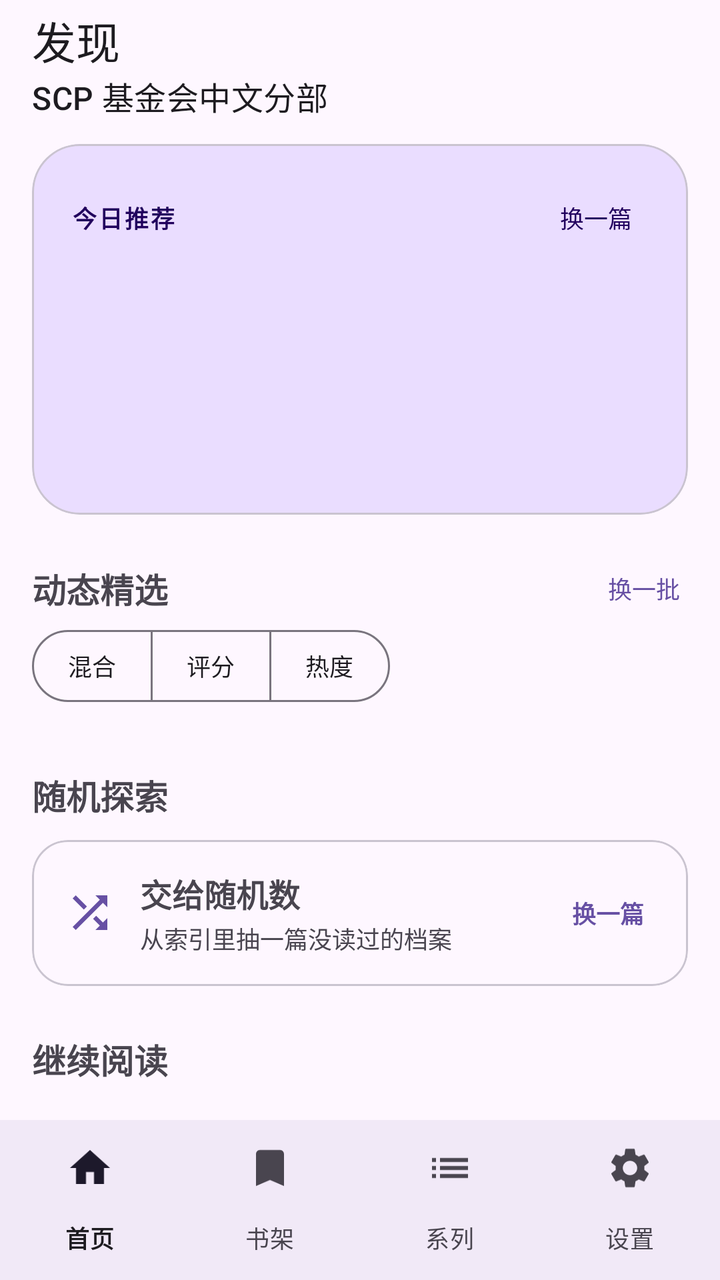
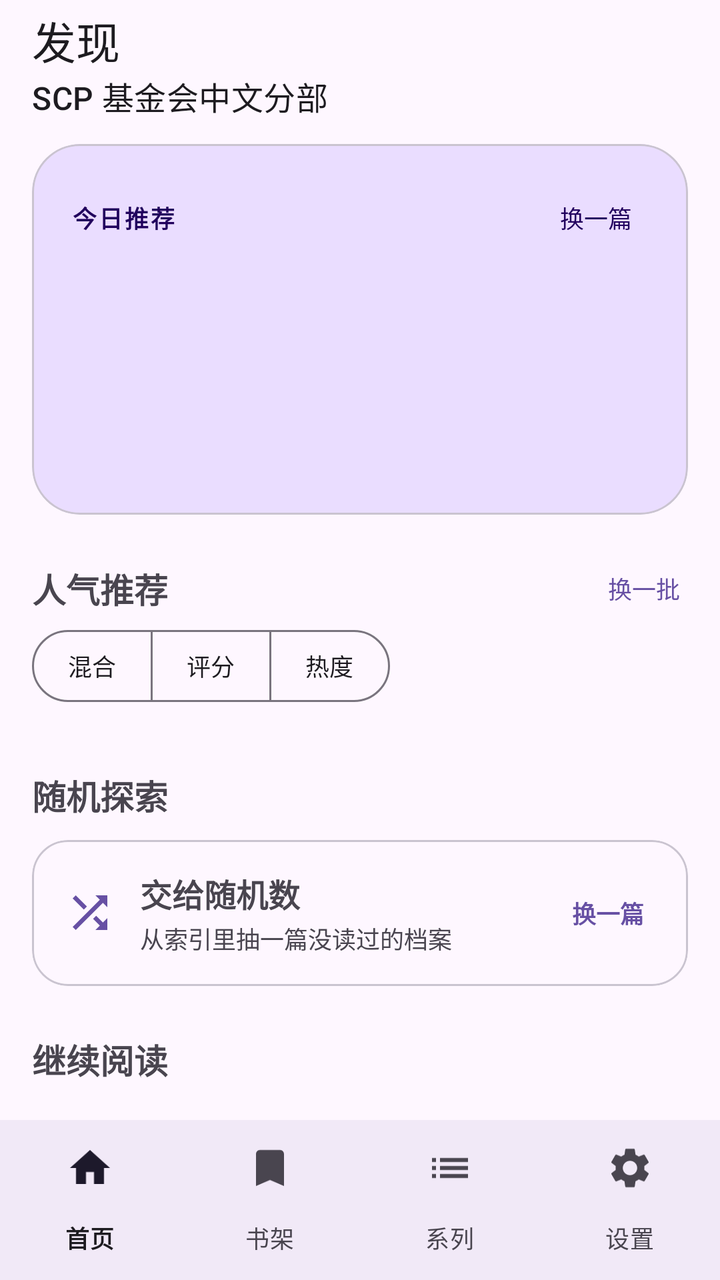

Before-and-after screenshots of an Android layout around one commit, followed by the original layout XML and the change that was made.
<!-- AndroidManifest.xml: application theme Theme.ScpArchive -->
<!-- res/layout/activity_home.xml -->
<?xml version="1.0" encoding="utf-8"?>
<LinearLayout xmlns:android="http://schemas.android.com/apk/res/android"
    xmlns:app="http://schemas.android.com/apk/res-auto"
    android:id="@+id/root"
    android:layout_width="match_parent"
    android:layout_height="match_parent"
    android:orientation="vertical">

    <com.google.android.material.appbar.MaterialToolbar
        android:id="@+id/toolbar"
        android:layout_width="match_parent"
        android:layout_height="?attr/actionBarSize"
        android:background="?attr/colorSurface"
        app:subtitle="SCP 基金会中文分部"
        app:title="发现" />

    <com.google.android.material.progressindicator.LinearProgressIndicator
        android:id="@+id/home_loading"
        android:layout_width="match_parent"
        android:layout_height="wrap_content"
        android:indeterminate="true"
        android:visibility="gone"
        app:trackThickness="2dp" />

    <androidx.core.widget.NestedScrollView
        android:id="@+id/home_scroll"
        android:layout_width="match_parent"
        android:layout_height="0dp"
        android:layout_weight="1"
        android:fillViewport="true"
        android:scrollbars="none">

        <LinearLayout
            android:id="@+id/home_content"
            android:layout_width="match_parent"
            android:layout_height="wrap_content"
            android:orientation="vertical"
            android:paddingStart="16dp"
            android:paddingTop="8dp"
            android:paddingEnd="16dp"
            android:paddingBottom="28dp">

            <com.google.android.material.card.MaterialCardView
                android:id="@+id/hero_card"
                android:layout_width="match_parent"
                android:layout_height="wrap_content"
                android:clickable="true"
                android:focusable="true"
                app:cardBackgroundColor="?attr/colorPrimaryContainer"
                app:cardCornerRadius="24dp"
                app:cardElevation="0dp">

                <LinearLayout
                    android:layout_width="match_parent"
                    android:layout_height="wrap_content"
                    android:orientation="vertical"
                    android:padding="20dp">

                    <LinearLayout
                        android:layout_width="match_parent"
                        android:layout_height="wrap_content"
                        android:gravity="center_vertical"
                        android:orientation="horizontal">

                        <TextView
                            android:id="@+id/hero_label"
                            android:layout_width="wrap_content"
                            android:layout_height="wrap_content"
                            android:letterSpacing="0.08"
                            android:text="今日推荐"
                            android:textColor="?attr/colorOnPrimaryContainer"
                            android:textSize="12sp"
                            android:textStyle="bold" />

                        <Space
                            android:layout_width="0dp"
                            android:layout_height="0dp"
                            android:layout_weight="1" />

                        <TextView
                            android:id="@+id/hero_shuffle"
                            android:layout_width="wrap_content"
                            android:layout_height="wrap_content"
                            android:background="?attr/selectableItemBackgroundBorderless"
                            android:padding="8dp"
                            android:text="换一篇"
                            android:textColor="?attr/colorOnPrimaryContainer"
                            android:textSize="12sp" />
                    </LinearLayout>

                    <TextView
                        android:id="@+id/hero_title"
                        android:layout_width="match_parent"
                        android:layout_height="wrap_content"
                        android:layout_marginTop="10dp"
                        android:maxLines="2"
                        android:textColor="?attr/colorOnPrimaryContainer"
                        android:textSize="30sp"
                        android:textStyle="bold" />

                    <TextView
                        android:id="@+id/hero_tagline"
                        android:layout_width="match_parent"
                        android:layout_height="wrap_content"
                        android:layout_marginTop="8dp"
                        android:lineSpacingExtra="3dp"
                        android:textColor="?attr/colorOnPrimaryContainer"
                        android:textSize="14sp" />

                    <TextView
                        android:id="@+id/hero_meta"
                        android:layout_width="match_parent"
                        android:layout_height="wrap_content"
                        android:layout_marginTop="18dp"
                        android:alpha="0.72"
                        android:textColor="?attr/colorOnPrimaryContainer"
                        android:textSize="12sp" />
                </LinearLayout>
            </com.google.android.material.card.MaterialCardView>

            <LinearLayout
                android:id="@+id/section_recommended"
                android:layout_width="match_parent"
                android:layout_height="wrap_content"
                android:layout_marginTop="24dp"
                android:orientation="vertical">

                <LinearLayout
                    android:layout_width="match_parent"
                    android:layout_height="wrap_content"
                    android:gravity="center_vertical"
                    android:orientation="horizontal">

                    <TextView
                        android:layout_width="wrap_content"
                        android:layout_height="wrap_content"
                        android:text="动态精选"
                        android:textSize="17sp"
                        android:textStyle="bold" />

                    <Space
                        android:layout_width="0dp"
                        android:layout_height="0dp"
                        android:layout_weight="1" />

                    <TextView
                        android:id="@+id/recommend_shuffle"
                        android:layout_width="wrap_content"
                        android:layout_height="wrap_content"
                        android:background="?attr/selectableItemBackground"
                        android:paddingLeft="12dp"
                        android:paddingTop="4dp"
                        android:paddingRight="4dp"
                        android:paddingBottom="4dp"
                        android:text="换一批"
                        android:textColor="?attr/colorPrimary"
                        android:textSize="12sp" />
                </LinearLayout>

                <com.google.android.material.button.MaterialButtonToggleGroup
                    android:id="@+id/recommend_modes"
                    android:layout_width="wrap_content"
                    android:layout_height="wrap_content"
                    android:layout_marginTop="8dp"
                    app:selectionRequired="true"
                    app:singleSelection="true">

                    <com.google.android.material.button.MaterialButton
                        android:id="@+id/recommend_mode_mixed"
                        style="?attr/materialButtonOutlinedStyle"
                        android:layout_width="wrap_content"
                        android:layout_height="36dp"
                        android:insetTop="0dp"
                        android:insetBottom="0dp"
                        android:minWidth="0dp"
                        android:paddingLeft="18dp"
                        android:paddingRight="18dp"
                        android:text="混合"
                        android:textSize="12sp" />

                    <com.google.android.material.button.MaterialButton
                        android:id="@+id/recommend_mode_rating"
                        style="?attr/materialButtonOutlinedStyle"
                        android:layout_width="wrap_content"
                        android:layout_height="36dp"
                        android:insetTop="0dp"
                        android:insetBottom="0dp"
                        android:minWidth="0dp"
                        android:paddingLeft="18dp"
                        android:paddingRight="18dp"
                        android:text="评分"
                        android:textSize="12sp" />

                    <com.google.android.material.button.MaterialButton
                        android:id="@+id/recommend_mode_heat"
                        style="?attr/materialButtonOutlinedStyle"
                        android:layout_width="wrap_content"
                        android:layout_height="36dp"
                        android:insetTop="0dp"
                        android:insetBottom="0dp"
                        android:minWidth="0dp"
                        android:paddingLeft="18dp"
                        android:paddingRight="18dp"
                        android:text="热度"
                        android:textSize="12sp" />
                </com.google.android.material.button.MaterialButtonToggleGroup>
                <HorizontalScrollView
                    android:layout_width="match_parent"
                    android:layout_height="wrap_content"
                    android:layout_marginTop="10dp"
                    android:clipToPadding="false"
                    android:scrollbars="none">

                    <LinearLayout
                        android:id="@+id/recommended_row"
                        android:layout_width="wrap_content"
                        android:layout_height="wrap_content"
                        android:orientation="horizontal" />
                </HorizontalScrollView>
            </LinearLayout>

            <LinearLayout
                android:id="@+id/section_random"
                android:layout_width="match_parent"
                android:layout_height="wrap_content"
                android:layout_marginTop="24dp"
                android:orientation="vertical">

                <TextView
                    android:layout_width="match_parent"
                    android:layout_height="wrap_content"
                    android:text="随机探索"
                    android:textSize="17sp"
                    android:textStyle="bold" />

                <com.google.android.material.card.MaterialCardView
                    android:id="@+id/random_card"
                    android:layout_width="match_parent"
                    android:layout_height="wrap_content"
                    android:layout_marginTop="10dp"
                    android:clickable="true"
                    android:focusable="true"
                    app:cardCornerRadius="18dp"
                    app:cardElevation="0dp"
                    app:strokeColor="?attr/colorOutlineVariant"
                    app:strokeWidth="1dp">

                    <LinearLayout
                        android:layout_width="match_parent"
                        android:layout_height="wrap_content"
                        android:gravity="center_vertical"
                        android:orientation="horizontal"
                        android:paddingStart="16dp"
                        android:paddingTop="15dp"
                        android:paddingEnd="12dp"
                        android:paddingBottom="15dp">

                        <ImageView
                            android:layout_width="26dp"
                            android:layout_height="26dp"
                            android:contentDescription="@null"
                            android:src="@drawable/ic_shuffle"
                            app:tint="?attr/colorPrimary" />

                        <LinearLayout
                            android:layout_width="0dp"
                            android:layout_height="wrap_content"
                            android:layout_marginStart="12dp"
                            android:layout_weight="1"
                            android:orientation="vertical">

                            <TextView
                                android:id="@+id/random_title"
                                android:layout_width="match_parent"
                                android:layout_height="wrap_content"
                                android:ellipsize="end"
                                android:maxLines="1"
                                android:text="交给随机数"
                                android:textSize="16sp"
                                android:textStyle="bold" />

                            <TextView
                                android:id="@+id/random_meta"
                                android:layout_width="match_parent"
                                android:layout_height="wrap_content"
                                android:layout_marginTop="2dp"
                                android:ellipsize="end"
                                android:maxLines="1"
                                android:text="从索引里抽一篇没读过的档案"
                                android:textColor="?attr/colorOnSurfaceVariant"
                                android:textSize="12sp" />
                        </LinearLayout>

                        <TextView
                            android:id="@+id/random_shuffle"
                            android:layout_width="wrap_content"
                            android:layout_height="wrap_content"
                            android:background="?attr/selectableItemBackgroundBorderless"
                            android:padding="10dp"
                            android:text="换一篇"
                            android:textColor="?attr/colorPrimary"
                            android:textSize="12sp"
                            android:textStyle="bold" />
                    </LinearLayout>
                </com.google.android.material.card.MaterialCardView>
            </LinearLayout>

            <LinearLayout
                android:id="@+id/section_continue"
                android:layout_width="match_parent"
                android:layout_height="wrap_content"
                android:layout_marginTop="24dp"
                android:orientation="vertical">

                <TextView
                    android:layout_width="match_parent"
                    android:layout_height="wrap_content"
                    android:text="继续阅读"
                    android:textSize="17sp"
                    android:textStyle="bold" />

                
                <HorizontalScrollView
                    android:layout_width="match_parent"
                    android:layout_height="wrap_content"
                    android:layout_marginTop="10dp"
                    android:clipToPadding="false"
                    android:scrollbars="none">

                    <LinearLayout
                        android:id="@+id/continue_row"
                        android:layout_width="wrap_content"
                        android:layout_height="wrap_content"
                        android:orientation="horizontal" />
                </HorizontalScrollView>
            </LinearLayout>

            <LinearLayout
                android:id="@+id/section_top_rated"
                android:layout_width="match_parent"
                android:layout_height="wrap_content"
                android:layout_marginTop="24dp"
                android:orientation="vertical">

                <LinearLayout
                    android:layout_width="match_parent"
                    android:layout_height="wrap_content"
                    android:gravity="center_vertical"
                    android:orientation="horizontal">

                    <TextView
                        android:layout_width="wrap_content"
                        android:layout_height="wrap_content"
                        android:text="高分条目"
                        android:textSize="17sp"
                        android:textStyle="bold" />

                    <Space
                        android:layout_width="0dp"
                        android:layout_height="0dp"
                        android:layout_weight="1" />

                    <TextView
                        android:id="@+id/top_rated_source"
                        android:layout_width="wrap_content"
                        android:layout_height="wrap_content"
                        android:textColor="?attr/colorOnSurfaceVariant"
                        android:textSize="11sp" />
                </LinearLayout>

                
                <HorizontalScrollView
                    android:layout_width="match_parent"
                    android:layout_height="wrap_content"
                    android:layout_marginTop="10dp"
                    android:clipToPadding="false"
                    android:scrollbars="none">

                    <LinearLayout
                        android:id="@+id/top_rated_row"
                        android:layout_width="wrap_content"
                        android:layout_height="wrap_content"
                        android:orientation="horizontal" />
                </HorizontalScrollView>
            </LinearLayout>

            <LinearLayout
                android:id="@+id/section_recent"
                android:layout_width="match_parent"
                android:layout_height="wrap_content"
                android:layout_marginTop="24dp"
                android:orientation="vertical">

                <LinearLayout
                    android:layout_width="match_parent"
                    android:layout_height="wrap_content"
                    android:gravity="center_vertical"
                    android:orientation="horizontal">

                    <TextView
                        android:layout_width="wrap_content"
                        android:layout_height="wrap_content"
                        android:text="最近更新"
                        android:textSize="17sp"
                        android:textStyle="bold" />

                    <Space
                        android:layout_width="0dp"
                        android:layout_height="0dp"
                        android:layout_weight="1" />

                    <TextView
                        android:id="@+id/recent_source"
                        android:layout_width="wrap_content"
                        android:layout_height="wrap_content"
                        android:textColor="?attr/colorOnSurfaceVariant"
                        android:textSize="11sp" />
                </LinearLayout>

                <LinearLayout
                    android:id="@+id/recent_list"
                    android:layout_width="match_parent"
                    android:layout_height="wrap_content"
                    android:layout_marginTop="4dp"
                    android:orientation="vertical" />
            </LinearLayout>

            <View
                android:layout_width="match_parent"
                android:layout_height="1dp"
                android:layout_marginTop="28dp"
                android:background="?attr/colorOutlineVariant" />

            <LinearLayout
                android:layout_width="match_parent"
                android:layout_height="wrap_content"
                android:layout_marginTop="16dp"
                android:gravity="center_vertical"
                android:orientation="horizontal">

                <TextView
                    android:id="@+id/stat_catalog"
                    android:layout_width="wrap_content"
                    android:layout_height="wrap_content"
                    android:textColor="?attr/colorOnSurfaceVariant"
                    android:textSize="12sp" />

                <TextView
                    android:layout_width="wrap_content"
                    android:layout_height="wrap_content"
                    android:paddingStart="8dp"
                    android:paddingEnd="8dp"
                    android:text="·"
                    android:textColor="?attr/colorOnSurfaceVariant"
                    android:textSize="12sp" />

                <TextView
                    android:id="@+id/stat_favorites"
                    android:layout_width="wrap_content"
                    android:layout_height="wrap_content"
                    android:textColor="?attr/colorOnSurfaceVariant"
                    android:textSize="12sp" />

                <TextView
                    android:layout_width="wrap_content"
                    android:layout_height="wrap_content"
                    android:paddingStart="8dp"
                    android:paddingEnd="8dp"
                    android:text="·"
                    android:textColor="?attr/colorOnSurfaceVariant"
                    android:textSize="12sp" />

                <TextView
                    android:id="@+id/stat_history"
                    android:layout_width="wrap_content"
                    android:layout_height="wrap_content"
                    android:textColor="?attr/colorOnSurfaceVariant"
                    android:textSize="12sp" />
            </LinearLayout>

            <TextView
                android:layout_width="match_parent"
                android:layout_height="wrap_content"
                android:layout_marginTop="10dp"
                android:text="内容来自 SCP 基金会中文分部，阅读器仅作离线缓存。"
                android:textColor="?attr/colorOnSurfaceVariant"
                android:textSize="11sp" />
        </LinearLayout>
    </androidx.core.widget.NestedScrollView>

    <com.google.android.material.bottomnavigation.BottomNavigationView
        android:id="@+id/bottom_nav"
        android:layout_width="match_parent"
        android:layout_height="wrap_content"
        android:background="?attr/colorSurface"
        app:labelVisibilityMode="labeled"
        app:menu="@menu/menu_bottom" />
</LinearLayout>
<!-- resources referenced by this layout -->
<resources>
  <!-- drawable ic_shuffle (drawable) -->
  <vector xmlns:android="http://schemas.android.com/apk/res/android"
      android:width="24dp"
      android:height="24dp"
      android:viewportWidth="24"
      android:viewportHeight="24">
      <path
          android:fillColor="#FF000000"
          android:pathData="M10.59,9.17L5.41,4 4,5.41l5.17,5.17 1.42,-1.41zM14.5,4l2.04,2.04L4,18.59 5.41,20 17.96,7.46 20,9.5V4h-5.5zM14.83,13.41l-1.41,1.41 3.13,3.13L14.5,20H20v-5.5l-2.04,2.04 -3.13,-3.13z" />
  </vector>
  <style name="Theme.ScpArchive" parent="Theme.Material3.DayNight.NoActionBar" />
</resources>

<!-- the commit's change to res/layout/activity_home.xml (unified diff, before → after) -->
@@ -134,7 +134,7 @@
                     <TextView
                         android:layout_width="wrap_content"
                         android:layout_height="wrap_content"
-                        android:text="动态精选"
+                        android:text="人气推荐"
                         android:textSize="17sp"
                         android:textStyle="bold" />
 
@@ -336,7 +336,7 @@
             </LinearLayout>
 
             <LinearLayout
-                android:id="@+id/section_top_rated"
+                android:id="@+id/section_featured"
                 android:layout_width="match_parent"
                 android:layout_height="wrap_content"
                 android:layout_marginTop="24dp"
@@ -351,7 +351,7 @@
                     <TextView
                         android:layout_width="wrap_content"
                         android:layout_height="wrap_content"
-                        android:text="高分条目"
+                        android:text="精品推荐"
                         android:textSize="17sp"
                         android:textStyle="bold" />
 
@@ -361,27 +361,19 @@
                         android:layout_weight="1" />
 
                     <TextView
-                        android:id="@+id/top_rated_source"
+                        android:id="@+id/featured_source"
                         android:layout_width="wrap_content"
                         android:layout_height="wrap_content"
                         android:textColor="?attr/colorOnSurfaceVariant"
                         android:textSize="11sp" />
                 </LinearLayout>
 
-                
-                <HorizontalScrollView
-                    android:layout_width="match_parent"
-                    android:layout_height="wrap_content"
-                    android:layout_marginTop="10dp"
-                    android:clipToPadding="false"
-                    android:scrollbars="none">
-
-                    <LinearLayout
-                        android:id="@+id/top_rated_row"
-                        android:layout_width="wrap_content"
-                        android:layout_height="wrap_content"
-                        android:orientation="horizontal" />
-                </HorizontalScrollView>
+                <LinearLayout
+                    android:id="@+id/featured_list"
+                    android:layout_width="match_parent"
+                    android:layout_height="wrap_content"
+                    android:layout_marginTop="6dp"
+                    android:orientation="vertical" />
             </LinearLayout>
 
             <LinearLayout
